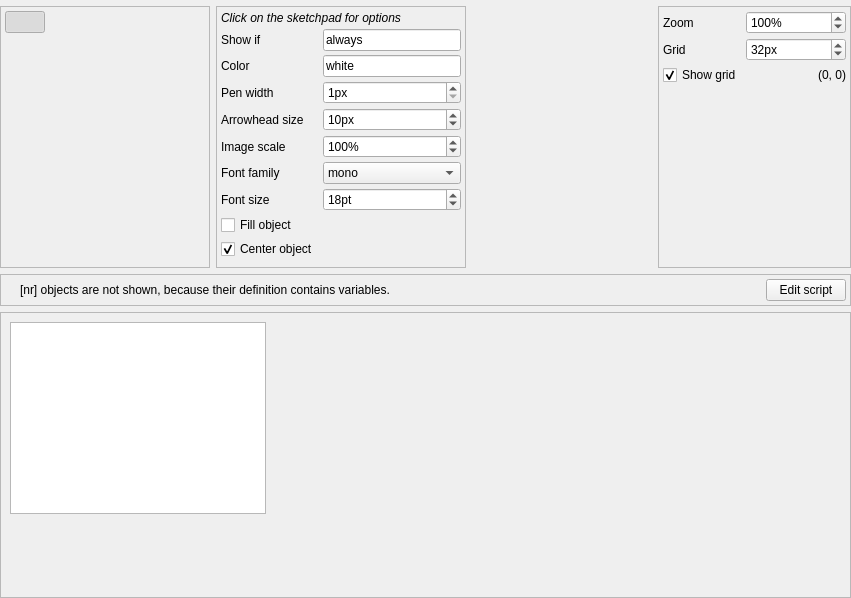
Qt form resources/sketchpad_widget.ui (open-cogsci/OpenSesame) before a commit.
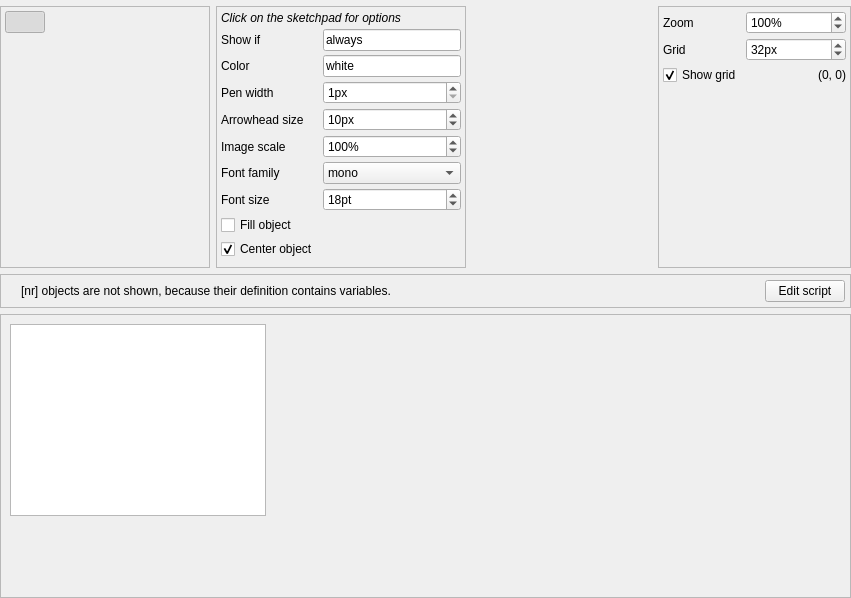
The same form after that commit. Icons and pictures are not drawn.

The edit to the form file:
```diff
--- a/resources/sketchpad_widget.ui
+++ b/resources/sketchpad_widget.ui
@@ -734,7 +734,7 @@
                 <number>8</number>
                </property>
                <property name="margin">
-                <number>4</number>
+                <number>5</number>
                </property>
                <item>
                 <widget class="QLabel" name="label_10">
```
